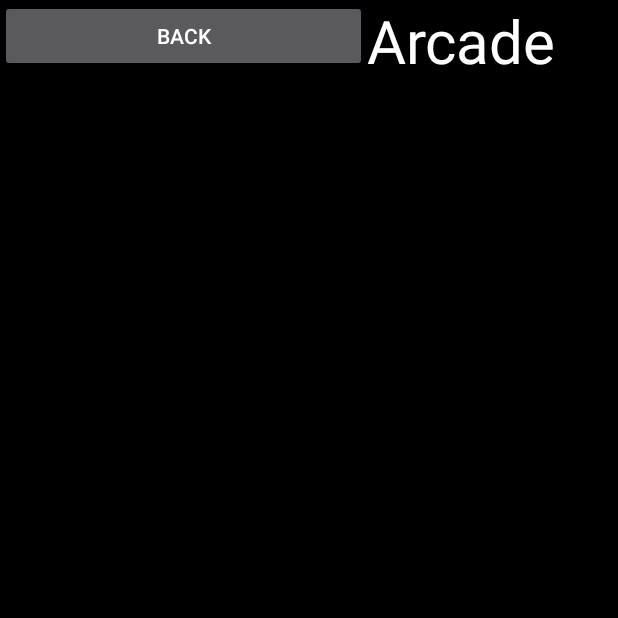
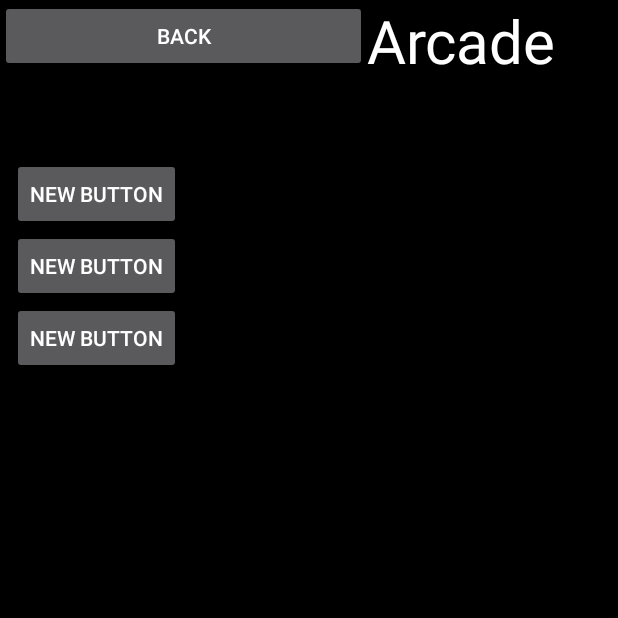
Before and after one commit to viktorKorolyuk/figit, an Android app: the arcade screen opened directly, with no data from a screen before it, on a phone screen of 412 x 824 dp, the top half of it. Run offline under Robolectric (Android 15) with nearby library versions, the phone set to English and light mode, and no system bars.

Commit message:
Added Array Checker For Codes

```diff
--- a/FigitOne/app/src/main/java/com/korolyuk/viktor/figitone/arcade.java
+++ b/FigitOne/app/src/main/java/com/korolyuk/viktor/figitone/arcade.java
@@ -20,21 +20,94 @@ public class arcade extends ActionBarActivity {
     int red = 0;
     int green = 0;
     int blue = 0;
-int i = 1;
-    String[] code = {"123","321"};
+    boolean click11 = false;
+    boolean click12 = false;
+    boolean click13 = false;
+    int i = 1;
+    String[] code = {"1,2,3","3,2,1"};
 
     @Override
     protected void onCreate(Bundle savedInstanceState) {
         super.onCreate(savedInstanceState);
         setContentView(R.layout.arcade);
 
-String code1 = code[new Random().nextInt(code.length)];
+        String code1temp = code[new Random().nextInt(code.length)];
+        String[] code1Decode = code1temp.split(",");
+        final String codes = code1Decode.toString();
+        String code11 = code1Decode[0];
+        String code12 = code1Decode[1];
+        String code13 = code1Decode[2];
+
+        final Button bu1 = (Button) findViewById(R.id.bu1);
+        final Button bu2 = (Button) findViewById(R.id.bu2);
+        final Button bu3 = (Button) findViewById(R.id.bu3);
 
 
+        bu1.setOnClickListener(new View.OnClickListener() {
+            @Override
+            public void onClick(View view) {
+
+                if (codes.equals("1,2,3")) {
+
+                    if (click11 = false) {
+                        if (click12 = false) {
+                            if (click13 = false) {
+                                click11 = true;
+                            }}}}
+                    if (codes.equals("3,2,1")) {
+                        if (click13 = true) {
+                            if(click12 = true){
+                                click11 = true;
+                            }}}
+
+            }
+        });
+        bu2.setOnClickListener(new View.OnClickListener() {
+            @Override
+            public void onClick(View view) {
 
 
+                if (codes.equals("1,2,3")) {
+
+                    if (click11 = true) {
+                        if (click12 = false) {
+                            if (click13 = false) {
+                                click12 = true;
+                            }}}
+                }
+                    if (codes.equals("3,2,1")) {
+                        if (click13 = true) {
+                            if(click12 = false){
+                                click12 = true;
+                            }}}
+
+            }
+        });
+
+        bu3.setOnClickListener(new View.OnClickListener() {
+            @Override
+            public void onClick(View view) {
+
+
+                if (codes.equals("1,2,3")) {
+
+                    if (click11 = true) {
+                        if (click12 = true) {
+                            if (click13 = false) {
+                                click13 = true;
+                                //// TODO: 15-09-23 DO COMMAND HERE
+                            }}}}
+                if (codes.equals("3,2,1")) {
+                    if (click11 = false) {
+                        if(click12 = false){
+                            if (click13 = false) {
+                                click13 = true;
+                                //// TODO: 15-09-23 DO COMMAND HERE
+                            }}}}}
+
+
+        });
     }
-
     @Override
     public boolean onCreateOptionsMenu(Menu menu) {
         // Inflate the menu; this adds items to the action bar if it is present.
--- a/FigitOne/app/src/main/res/layout/arcade.xml
+++ b/FigitOne/app/src/main/res/layout/arcade.xml
@@ -45,6 +45,32 @@
         android:paddingLeft="8dp">
 
 
+        <Button
+            android:layout_width="wrap_content"
+            android:layout_height="wrap_content"
+            android:text="New Button"
+            android:id="@+id/bu1"
+            android:layout_alignParentTop="true"
+            android:layout_alignParentLeft="true"
+            android:layout_alignParentStart="true" />
+
+        <Button
+            android:layout_width="wrap_content"
+            android:layout_height="wrap_content"
+            android:text="New Button"
+            android:id="@+id/bu2"
+            android:layout_below="@+id/bu1"
+            android:layout_alignParentLeft="true"
+            android:layout_alignParentStart="true" />
+
+        <Button
+            android:layout_width="wrap_content"
+            android:layout_height="wrap_content"
+            android:text="New Button"
+            android:id="@+id/bu3"
+            android:layout_below="@+id/bu2"
+            android:layout_alignParentLeft="true"
+            android:layout_alignParentStart="true" />
     </RelativeLayout>
 
 
```
